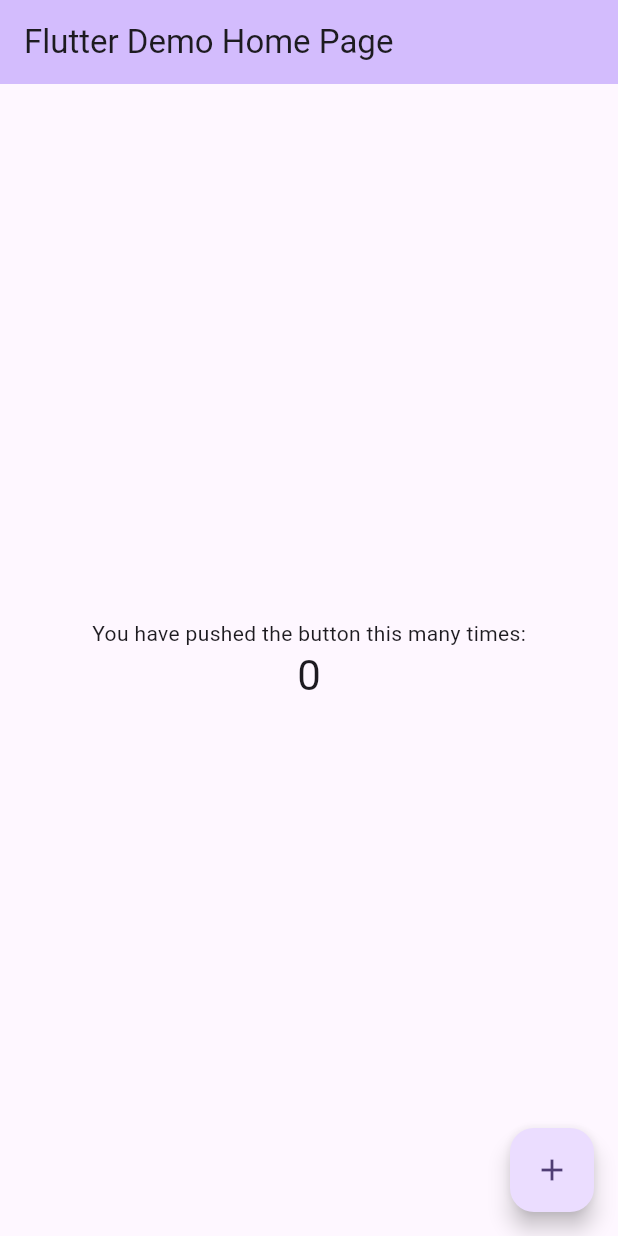
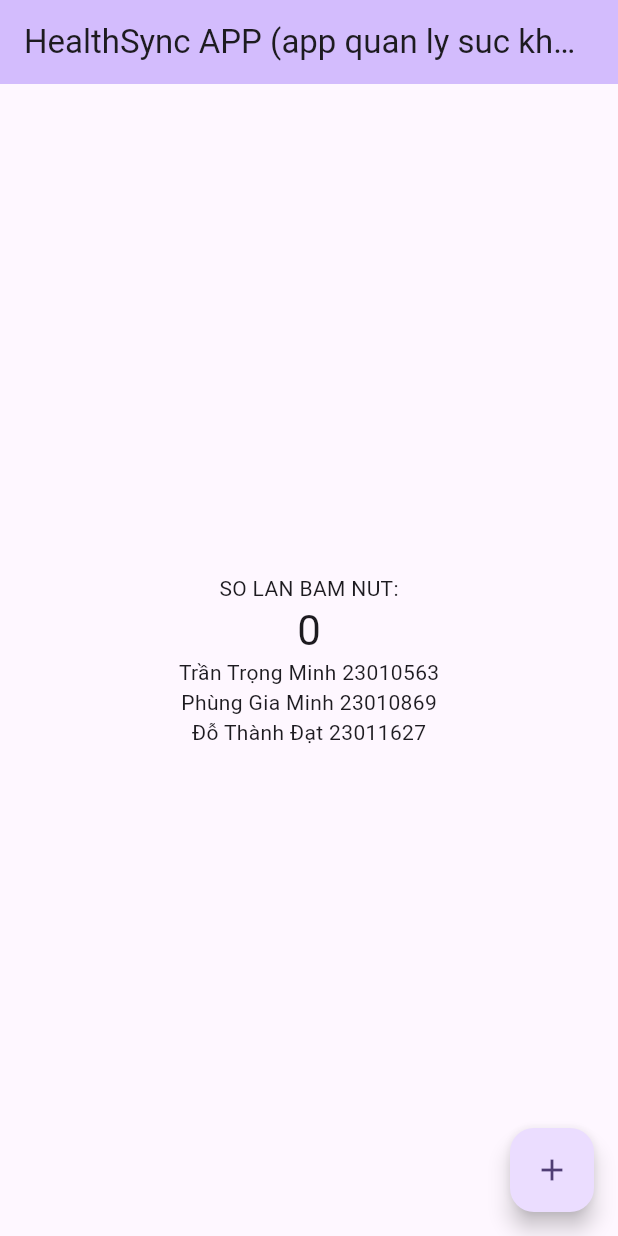
Before and after one commit to GMinh1/HealthSync_GiaMinh_TrongMinh_ThanhDat_1_2026, a Flutter app: the screen it shows after launch, on a phone screen of 412 x 824 dp. Run offline on Flutter 3.47's test engine with Material 3 defaults, Android fonts, the phone set to English and light mode, and no system bars.

Commit message:
cap nhat lai ve nhanh main

```diff
--- a/lib/main.dart
+++ b/lib/main.dart
@@ -6,49 +6,19 @@ void main() {
 
 class MyApp extends StatelessWidget {
   const MyApp({super.key});
-
-  // This widget is the root of your application.
   @override
   Widget build(BuildContext context) {
     return MaterialApp(
-      title: 'Flutter Demo',
-      theme: ThemeData(
-        // This is the theme of your application.
-        //
-        // TRY THIS: Try running your application with "flutter run". You'll see
-        // the application has a purple toolbar. Then, without quitting the app,
-        // try changing the seedColor in the colorScheme below to Colors.green
-        // and then invoke "hot reload" (save your changes or press the "hot
-        // reload" button in a Flutter-supported IDE, or press "r" if you used
-        // the command line to start the app).
-        //
-        // Notice that the counter didn't reset back to zero; the application
-        // state is not lost during the reload. To reset the state, use hot
-        // restart instead.
-        //
-        // This works for code too, not just values: Most code changes can be
-        // tested with just a hot reload.
-        colorScheme: .fromSeed(seedColor: Colors.deepPurple),
-      ),
-      home: const MyHomePage(title: 'Flutter Demo Home Page'),
+      title: 'HealthSync',
+      theme: ThemeData(colorScheme: .fromSeed(seedColor: Colors.deepPurple)),
+      home: const MyHomePage(title: 'HealthSync APP (app quan ly suc khoe)'),
     );
   }
 }
 
 class MyHomePage extends StatefulWidget {
   const MyHomePage({super.key, required this.title});
-
-  // This widget is the home page of your application. It is stateful, meaning
-  // that it has a State object (defined below) that contains fields that affect
-  // how it looks.
-
-  // This class is the configuration for the state. It holds the values (in this
-  // case the title) provided by the parent (in this case the App widget) and
-  // used by the build method of the State. Fields in a Widget subclass are
-  // always marked "final".
-
   final String title;
-
   @override
   State<MyHomePage> createState() => _MyHomePageState();
 }
@@ -58,57 +28,29 @@ class _MyHomePageState extends State<MyHomePage> {
 
   void _incrementCounter() {
     setState(() {
-      // This call to setState tells the Flutter framework that something has
-      // changed in this State, which causes it to rerun the build method below
-      // so that the display can reflect the updated values. If we changed
-      // _counter without calling setState(), then the build method would not be
-      // called again, and so nothing would appear to happen.
       _counter++;
     });
   }
 
   @override
   Widget build(BuildContext context) {
-    // This method is rerun every time setState is called, for instance as done
-    // by the _incrementCounter method above.
-    //
-    // The Flutter framework has been optimized to make rerunning build methods
-    // fast, so that you can just rebuild anything that needs updating rather
-    // than having to individually change instances of widgets.
     return Scaffold(
       appBar: AppBar(
-        // TRY THIS: Try changing the color here to a specific color (to
-        // Colors.amber, perhaps?) and trigger a hot reload to see the AppBar
-        // change color while the other colors stay the same.
         backgroundColor: Theme.of(context).colorScheme.inversePrimary,
-        // Here we take the value from the MyHomePage object that was created by
-        // the App.build method, and use it to set our appbar title.
         title: Text(widget.title),
       ),
       body: Center(
-        // Center is a layout widget. It takes a single child and positions it
-        // in the middle of the parent.
         child: Column(
-          // Column is also a layout widget. It takes a list of children and
-          // arranges them vertically. By default, it sizes itself to fit its
-          // children horizontally, and tries to be as tall as its parent.
-          //
-          // Column has various properties to control how it sizes itself and
-          // how it positions its children. Here we use mainAxisAlignment to
-          // center the children vertically; the main axis here is the vertical
-          // axis because Columns are vertical (the cross axis would be
-          // horizontal).
-          //
-          // TRY THIS: Invoke "debug painting" (choose the "Toggle Debug Paint"
-          // action in the IDE, or press "p" in the console), to see the
-          // wireframe for each widget.
-          mainAxisAlignment: .center,
+          mainAxisAlignment: MainAxisAlignment.center,
           children: [
-            const Text('You have pushed the button this many times:'),
+            const Text('SO LAN BAM NUT:'),
             Text(
               '$_counter',
               style: Theme.of(context).textTheme.headlineMedium,
             ),
+            const Text('Trần Trọng Minh 23010563'),
+            const Text('Phùng Gia Minh 23010869'),
+            const Text('Đỗ Thành Đạt 23011627'),
           ],
         ),
       ),
```
